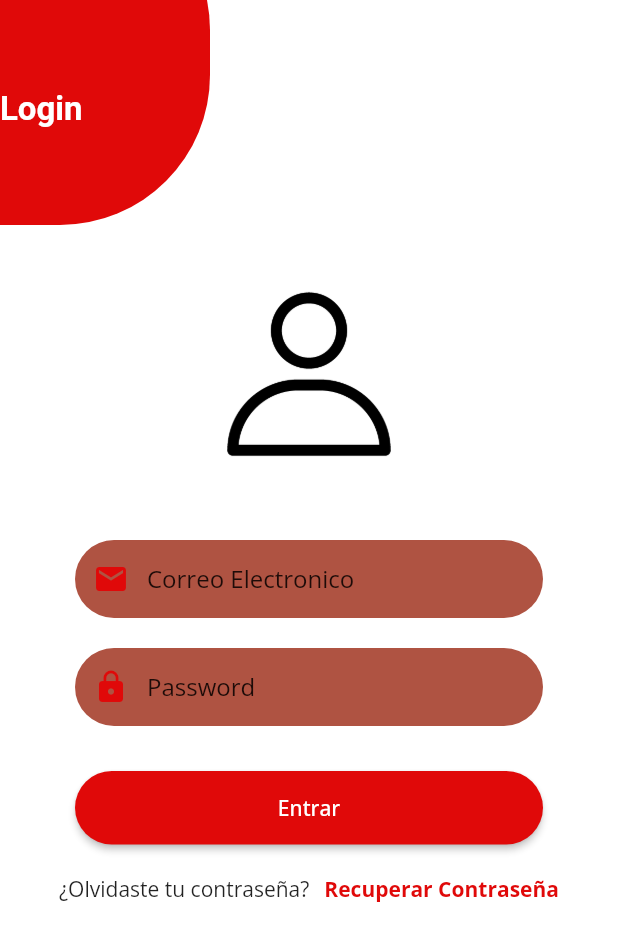
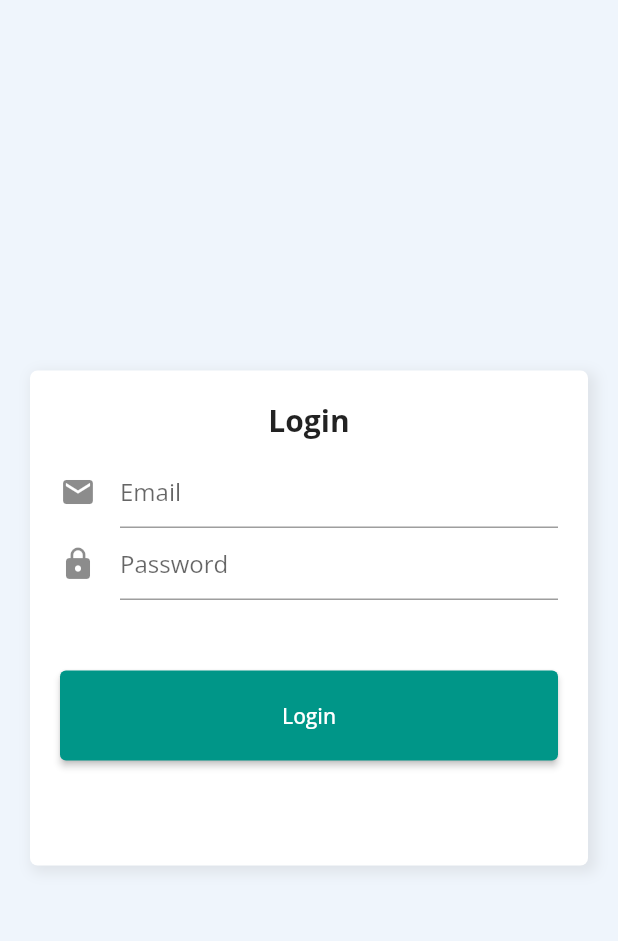
Before and after one commit to julio-gonzales/SurtidorMovil, a Flutter app: the LoginPage screen opened by its route, on a phone screen of 412 x 824 dp. Shown: the top 941 px of the screen. Run offline on Flutter 3.47's test engine with Material 2 defaults, Android fonts, the phone set to English and light mode, and no system bars; our stand-ins replace device_info_plus, flutter_svg, google_fonts, shared_preferences; missing offline and left inert: dart:ffi; accounts and stored records are empty; Roboto replaces fonts that are missing (NimbusSans).

Commit message:
login token

```diff
--- a/lib/models/user.dart
+++ b/lib/models/user.dart
@@ -8,7 +8,6 @@ class User {
   User({
     this.id,
     this.name,
-    this.apellido,
     this.email,
     this.emailVerifiedAt,
     this.direccion,
@@ -20,7 +19,6 @@ class User {
 
   final int id;
   final String name;
-  final String apellido;
   final String email;
   final dynamic emailVerifiedAt;
   final dynamic direccion;
@@ -32,7 +30,6 @@ class User {
   factory User.fromJson(Map<String, dynamic> json) => User(
         id: json["id"],
         name: json["name"],
-        apellido: json["apellido"],
         email: json["email"],
         emailVerifiedAt: json["email_verified_at"],
         direccion: json["direccion"],
@@ -45,7 +42,6 @@ class User {
   Map<String, dynamic> toJson() => {
         "id": id,
         "name": name,
-        "apellido": apellido,
         "email": email,
         "email_verified_at": emailVerifiedAt,
         "direccion": direccion,
--- a/lib/src/pages/login/login_page.dart
+++ b/lib/src/pages/login/login_page.dart
@@ -1,198 +1,133 @@
+import 'package:flutter/cupertino.dart';
 import 'package:flutter/material.dart';
-import 'package:flutter/scheduler.dart';
-import 'package:servicios_flutter/src/pages/login/login_controller.dart';
-import 'package:servicios_flutter/src/utils/my_colors.dart';
+import 'package:provider/provider.dart';
+import 'package:servicios_flutter/providers/auth_provider.dart';
+import 'package:servicios_flutter/src/utils/LSColors.dart';
 
 class LoginPage extends StatefulWidget {
-  const LoginPage({Key key}) : super(key: key);
+  const LoginPage({
+    Key key,
+  }) : super(key: key);
 
   @override
-  State<LoginPage> createState() => _LoginPageState();
+  LoginPageState createState() => LoginPageState();
 }
 
-class _LoginPageState extends State<LoginPage> {
-  LoginController _con = new LoginController();
+class LoginPageState extends State<LoginPage> {
+  final GlobalKey<FormState> _formKey = GlobalKey<FormState>();
+  String _email;
+  String _password;
+  String _errorMessage = '';
 
-  @override
-  void initState() {
-    // TODO: implement initState
-    super.initState();
-    SchedulerBinding.instance.addPostFrameCallback((timeStamp) {
-      _con.init(context);
+  Future<void> submitForm() async {
+    setState(() {
+      _errorMessage = '';
     });
+    final snackbar = SnackBar(
+      content: const Text('Comprobando credenciales...'),
+      backgroundColor: Colors.teal[600],
+      duration: Duration(minutes: 1),
+    );
+    ScaffoldMessenger.of(context).showSnackBar(snackbar);
+    bool result = await Provider.of<AuthProvider>(context, listen: false)
+        .login(_email, _password);
+    if (result == false) {
+      setState(() {
+        _errorMessage = 'El correo y/o la contraseña son incorrectos.';
+      });
+    }
+    ScaffoldMessenger.of(context).hideCurrentSnackBar();
   }
 
   @override
   Widget build(BuildContext context) {
-    //metodo que corre el programa
     return Scaffold(
-      body: Container(
-        width: double.infinity,
-        child: Stack(children: [
-          //agragando
-          Positioned(top: -80, left: -100, child: _circuleLogin()),
-          Positioned(top: 60, height: 25, child: _textLogin()),
-          //el single sirve para que el contenedor sea deslizante
-          SingleChildScrollView(
-            child: Column(
-              children: [
-                _imageBanner(),
-                _textFielEmail(),
-                _textFielPassword(),
-                _buttonLogin(),
-                _filaNoTieneCuenta(),
-                SizedBox(
-                  height: 20,
+      backgroundColor: LSColorSecondary,
+      body: SafeArea(
+        child: Center(
+          child: Container(
+            margin: const EdgeInsets.symmetric(vertical: 20, horizontal: 20),
+            padding: const EdgeInsets.all(20),
+            height: 330,
+            decoration: BoxDecoration(
+              borderRadius: BorderRadius.circular(5),
+              shape: BoxShape.rectangle,
+              color: Colors.white,
+              boxShadow: [
+                BoxShadow(
+                  color: Colors.grey.withOpacity(0.2),
+                  spreadRadius: 2,
+                  blurRadius: 7,
+                  offset: const Offset(3, 3), // changes position of shadow
                 ),
-                //_filaRegistrarCuenta()
               ],
             ),
-          )
-        ]),
+            child: form(),
+          ),
+        ),
       ),
     );
   }
 
-  Widget _imageBanner() {
-    return Container(
-      margin: EdgeInsets.only(top: 150),
-      child: Image.asset(
-        'assets/img/user_profile.png',
-        width: 200,
-        height: 200,
+  Form form() {
+    return Form(
+        key: _formKey,
+        child: Column(
+          children: [
+            const Align(
+              alignment: Alignment.center,
+              child: Text("Login",
+                  style: TextStyle(fontSize: 20, fontWeight: FontWeight.bold)),
             ),
-    );
-  }
-
-  Widget _textFielEmail() {
-    return Container(
-      margin: EdgeInsets.symmetric(horizontal: 50, vertical: 10),
-      decoration: BoxDecoration(
-          color: MyColors.prymariOpacityColor,
-          borderRadius: BorderRadius.circular(30)),
-      child: TextField(
-        controller: _con.emailController,
-        //inserta el arroba al teclado
-        keyboardType: TextInputType.emailAddress,
-        decoration: InputDecoration(
-            hintText: 'Correo Electronico',
-            border: InputBorder.none,
-            contentPadding: EdgeInsets.all(15),
-            hintStyle: TextStyle(color: MyColors.prymariOpacityDark),
-            prefixIcon: Icon(
-              Icons.email,
-              color: MyColors.primaryColor,
+            const SizedBox(
+              height: 10,
+            ),
+            TextFormField(
+              decoration: const InputDecoration(
+                  hintText: 'Email',
+                  icon: Icon(
+                    Icons.mail,
                   )),
+              validator: (value) => value.isEmpty
+                  ? 'Porfavor ingresar un correo electrónico'
+                  : null,
+              onSaved: (value) => _email = value,
             ),
-    );
-  }
-
-  Widget _textFielPassword() {
-    return Container(
-      margin: EdgeInsets.symmetric(horizontal: 50, vertical: 10),
-      decoration: BoxDecoration(
-          color: MyColors.prymariOpacityColor,
-          borderRadius: BorderRadius.circular(30)),
-      child: TextField(
-        obscureText: true,
-        controller: _con.passwordController,
+            TextFormField(
               decoration: InputDecoration(
                 hintText: 'Password',
-            border: InputBorder.none,
-            contentPadding: EdgeInsets.all(15),
-            hintStyle: TextStyle(color: MyColors.prymariOpacityDark),
-            prefixIcon: Icon(
+                icon: Icon(
                   Icons.lock,
-              color: MyColors.primaryColor,
-            )),
                 ),
-    );
+              ),
+              obscureText: true,
+              validator: (value) =>
+                  value.isEmpty ? 'Porfavor ingresar la contraseña' : null,
+              onSaved: (value) => _password = value,
+            ),
+            Padding(
+              padding: const EdgeInsets.symmetric(vertical: 10),
+              child: Text(
+                _errorMessage,
+                style: TextStyle(color: Colors.red),
+              ),
+            ),
+            Padding(
+              padding: const EdgeInsets.fromLTRB(0.0, 8.0, 0.0, 0.0),
+              child: ElevatedButton(
+                style: ElevatedButton.styleFrom(
+                    minimumSize: const Size.fromHeight(60),
+                    backgroundColor: Colors.teal),
+                child: Text('Login'),
+                onPressed: () {
+                  if (_formKey.currentState.validate()) {
+                    _formKey.currentState.save();
+                    submitForm();
                   }
-
-  Widget _buttonLogin() {
-    return Container(
-      width: double.infinity,
-      margin: EdgeInsets.symmetric(horizontal: 50, vertical: 20),
-      child: ElevatedButton(
-        onPressed: _con.login,
-        //onPressed: _con.goToUsuarioClientePage,
-        //Navigator.pushNamed(context, 'usuarioCliente');
-        child: Text('Entrar'),
-        style: ElevatedButton.styleFrom(
-            primary: MyColors.primaryColor,
-            shape:
-                RoundedRectangleBorder(borderRadius: BorderRadius.circular(30)),
-            padding: EdgeInsets.symmetric(vertical: 15)),
+                },
               ),
-    );
-  }
-
-  Widget _filaNoTieneCuenta() {
-    return Row(
-      mainAxisAlignment: MainAxisAlignment.center,
-      children: [
-        Text('¿Olvidaste tu contraseña?'),
-        SizedBox(
-          width: 10,
             ),
-        GestureDetector(
-          onTap: _con.goToRecuperarPage,
-          child: Text(
-            'Recuperar Contraseña',
-            style: TextStyle(
-                fontWeight: FontWeight.bold, color: MyColors.primaryColor),
-          ),
-        )
           ],
-    );
-  }
-
-  Widget _filaRegistrarCuenta() {
-    return Row(
-      mainAxisAlignment: MainAxisAlignment.center,
-      children: [
-        Text('¿no tienes cuenta? '),
-        SizedBox(
-          width: 10,
-        ),
-        GestureDetector(
-          onTap: _con.goToCrearCuentaPage,
-          child: Text(
-            'Crear Cuenta',
-            style: TextStyle(
-                fontWeight: FontWeight.bold, color: MyColors.primaryColor),
-          ),
-        )
-      ],
-    );
-  }
-
-  /*Widget _lottieAnimation(){
-    return Lottie.asset('asets/json/icono_inicio.json'),
-    width: 300,
-    height: 200,
-    fit: BoxFit.fill
-
-  }*/
-
-  Widget _circuleLogin() {
-    return Container(
-      width: 240,
-      height: 230,
-      decoration: BoxDecoration(
-          borderRadius: BorderRadius.circular(100),
-          color: MyColors.primaryColor),
-    );
-  }
-
-  Widget _textLogin() {
-    return Text(
-      'Login',
-      style: TextStyle(
-          color: Colors.white,
-          fontWeight: FontWeight.bold,
-          fontSize: 22,
-          fontFamily: 'NimbusSans'),
-    );
+        ));
   }
 }
--- a/lib/src/pages/usuario/datos_component.dart
+++ b/lib/src/pages/usuario/datos_component.dart
@@ -33,7 +33,6 @@ class DatosComponent extends StatelessWidget {
             mainAxisAlignment: MainAxisAlignment.spaceBetween,
             children: [
               dato('Nombre', user.name),
-              dato('Apellidos', user.apellido),
               dato('Email', user.email),
               dato('Telefono', user.telefono),
               dato('Dirección', user.direccion),
@@ -58,7 +57,7 @@ class DatosComponent extends StatelessWidget {
       ),
       floatingActionButton: FloatingActionButton(
         onPressed: () {
-          Navigator.pushNamed(context, 'user_edit', arguments: user);
+          Navigator.pushNamed(context, 'user_edit',  arguments: user);
         },
         child: Icon(Icons.edit),
       ),
--- a/lib/src/pages/usuario/user_list_page.dart
+++ b/lib/src/pages/usuario/user_list_page.dart
@@ -36,6 +36,8 @@ class _UserListState extends State<UserList> {
               return ListView(
                 children: _drawItems(context, snapshot),
               );
+            } else if (snapshot.hasError) {
+              return Text("${snapshot.error}");
             } else {
               return const Center(child: CircularProgressIndicator());
             }
@@ -51,7 +53,7 @@ class _UserListState extends State<UserList> {
     if (snapshot.data.isNotEmpty) {
       snapshot.data.forEach((element) {
         final widgetTemp = ListTile(
-          title: Text(element.name + (element.apellido == null ? '' : ' ' + element.apellido)),
+          title: Text(element.name),
           subtitle: Text(element.email),
           trailing: Text('Activo', style: TextStyle(color: Colors.blue)),
           enabled: true,
--- a/lib/src/pages/usuario/user_show_page.dart
+++ b/lib/src/pages/usuario/user_show_page.dart
@@ -48,7 +48,7 @@ class _UserShowState extends State<UserShow> {
           return [
             SliverAppBar(
               title: Text(
-                user.name + (user.apellido == null ? '' : ' ' + user.apellido),
+                user.name,
                 style:
                     TextStyle(color: Colors.black, fontWeight: FontWeight.bold),
               ),
--- a/pubspec.yaml
+++ b/pubspec.yaml
@@ -34,14 +34,16 @@ dependencies:
   lottie: ^1.4.3
   http: ^0.13.5
   shared_preferences: ^2.0.5
-  google_fonts: ^3.0.1
   intl: ^0.17.0
+  provider: ^6.0.4
   # The following adds the Cupertino Icons font to your application.
   # Use with the CupertinoIcons class for iOS style icons.
-  cupertino_icons: ^1.0.2
+  device_info_plus: ^8.0.0
 
   # UI
   flutter_svg: ^0.22.0
+  cupertino_icons: ^1.0.2
+  google_fonts: ^3.0.1
 
 dev_dependencies:
   flutter_test:
```
Also changed, not shown: lib/main.dart (+27 -7 lines), lib/providers/auth_provider.dart (added, +63 -0 lines), lib/providers/user_api.dart (+8 -2 lines), lib/src/pages/login/login_page2.dart (added, +200 -0 lines), lib/src/pages/principal_screen.dart (+9 -8 lines), lib/src/pages/usuario/miPerfil_page.dart (added, +33 -0 lines), lib/src/pages/usuario/user_edit_page.dart (+10 -29 lines), lib/src/routes/routes.dart (+4 -4 lines), pubspec.lock, 1 other file. Lines whose indentation alone changed are shown as unchanged.
